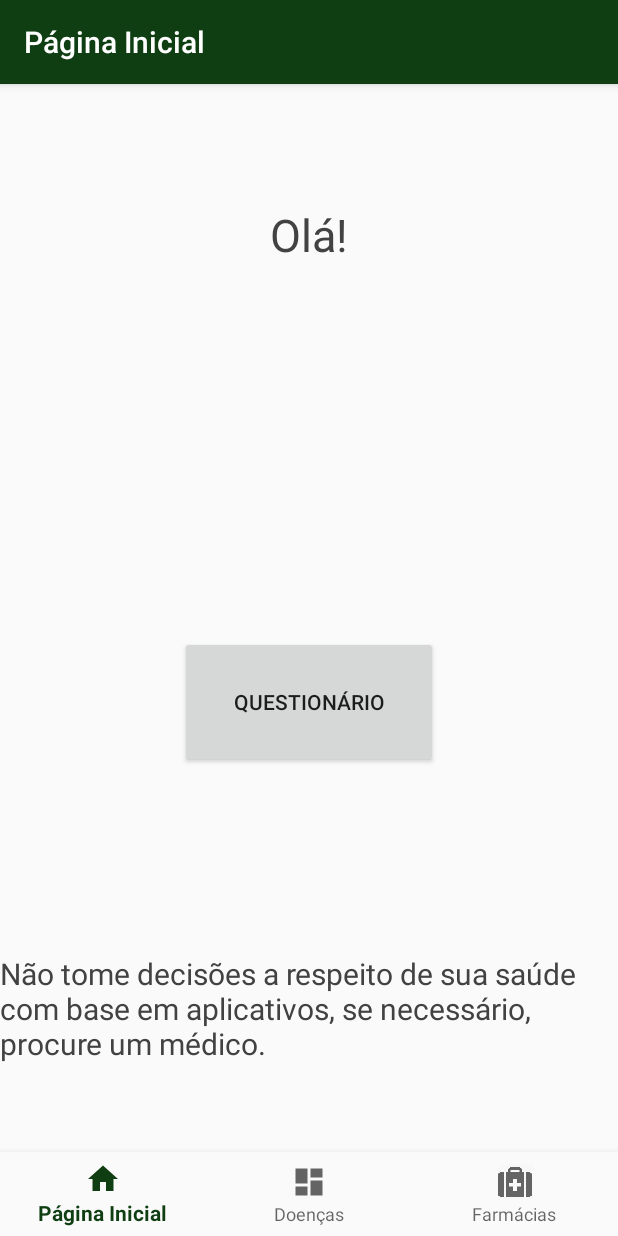
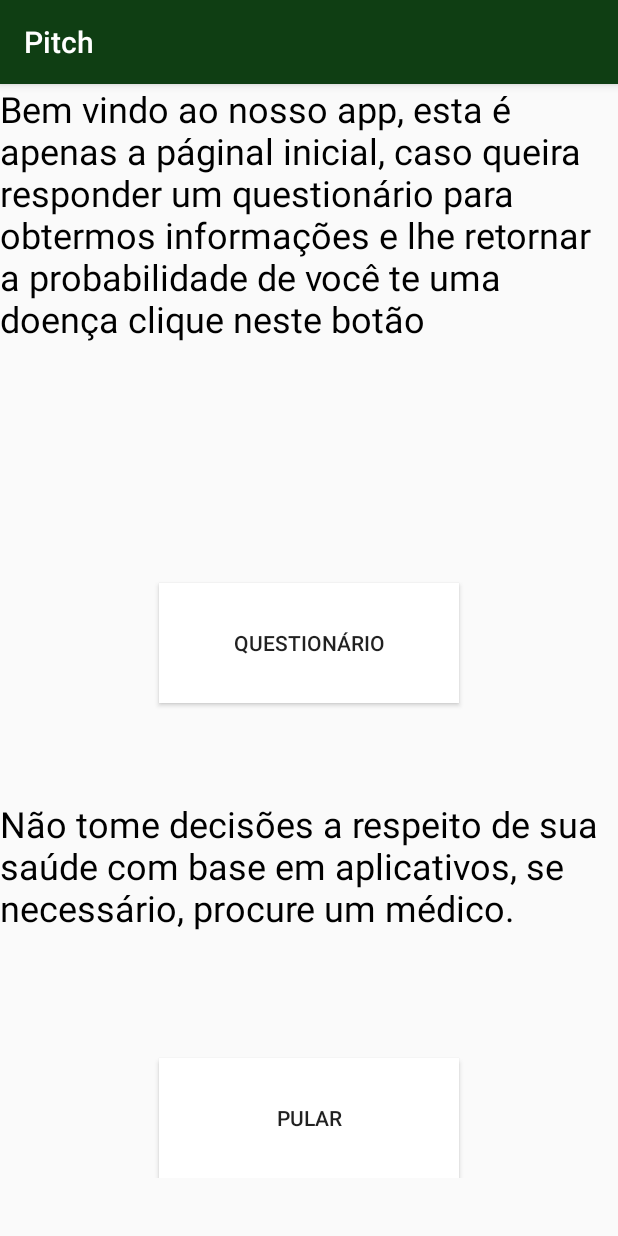
Before and after one commit to LucasFilgueiras/Aplicativodedoencas, an Android app: the screen it shows after launch (MainActivity before the commit, inicial after it), on a phone screen of 412 x 824 dp. Run offline under Robolectric (Android 15) with nearby library versions, the phone set to English and light mode, and no system bars.

Commit message:
pagina inicial

```diff
--- a/app/src/main/AndroidManifest.xml
+++ b/app/src/main/AndroidManifest.xml
@@ -10,8 +10,9 @@
         android:supportsRtl="true"
         android:theme="@style/AppTheme">
         <activity android:name=".questionario"></activity>
+        <activity android:name=".MainActivity" />
         <activity
-            android:name=".MainActivity"
+            android:name=".inicial"
             android:label="@string/app_name">
             <intent-filter>
                 <action android:name="android.intent.action.MAIN" />
@@ -19,7 +20,7 @@
                 <category android:name="android.intent.category.LAUNCHER" />
             </intent-filter>
         </activity>
-        <activity android:name=".MainActivity4"></activity>
+        <activity android:name=".MainActivity4" />
     </application>
 
 </manifest>
--- a/app/src/main/java/com/example/pitch/MainActivity.kt
+++ b/app/src/main/java/com/example/pitch/MainActivity.kt
@@ -24,11 +24,6 @@ import kotlinx.android.synthetic.main.fragment_home.*
 
 class MainActivity : AppCompatActivity() {
 
-    private fun openNextActivity() {
-        val intent = Intent(this, questionario::class.java)
-        startActivity(intent)
-    }
-
     override fun onCreate(savedInstanceState: Bundle?) {
         super.onCreate(savedInstanceState)
         setContentView(R.layout.activity_main)
@@ -45,9 +40,6 @@ class MainActivity : AppCompatActivity() {
         setupActionBarWithNavController(navController, appBarConfiguration)
         navView.setupWithNavController(navController)
 
-        button2.setOnClickListener {
-            openNextActivity()
-        }
 
     }
 }
--- /dev/null
+++ b/app/src/main/java/com/example/pitch/inicial.kt
@@ -0,0 +1,25 @@
+package com.example.pitch
+
+import android.content.Intent
+import androidx.appcompat.app.AppCompatActivity
+import android.os.Bundle
+import com.example.pitch.questionario
+import kotlinx.android.synthetic.main.activity_inicial.*
+
+class inicial : AppCompatActivity() {
+
+    override fun onCreate(savedInstanceState: Bundle?) {
+        super.onCreate(savedInstanceState)
+        setContentView(R.layout.activity_inicial)
+
+        questionario_botao.setOnClickListener {
+            val intent = Intent(this, questionario::class.java)
+            startActivity(intent)
+        }
+        pular_botao.setOnClickListener {
+            val intent2 = Intent(this, MainActivity::class.java)
+            startActivity(intent2)
+        }
+
+    }
+}
--- a/app/src/main/java/com/example/pitch/questionario.kt
+++ b/app/src/main/java/com/example/pitch/questionario.kt
@@ -18,15 +18,17 @@ class questionario : AppCompatActivity() {
         startActivity(intent)
     }
 
+    val genero = listOf<String>("Masculino", "Feminino")
+
     override fun onCreate(savedInstanceState: Bundle?) {
         super.onCreate(savedInstanceState)
         setContentView(R.layout.activity_questionario)
 
-        resultado_questionario.setOnClickListener (View.OnClickListener {
+            resultado_questionario.setOnClickListener (View.OnClickListener {
                 if (checkBox_Masculino.isChecked) {
-                    return@OnClickListener
+                    textView20.text = genero[0]
                 } else if (checkBox_Feminino.isChecked) {
-                    return@OnClickListener
+                    textView20.text = genero[1]
                 }
             })
             resultado_questionario.setOnClickListener(View.OnClickListener {
--- a/app/src/main/java/com/example/pitch/ui/home/HomeFragment.kt
+++ b/app/src/main/java/com/example/pitch/ui/home/HomeFragment.kt
@@ -6,12 +6,15 @@ import android.view.LayoutInflater
 import android.view.View
 import android.view.ViewGroup
 import android.widget.TextView
+import androidx.core.view.isInvisible
+import androidx.core.view.isVisible
 import androidx.fragment.app.Fragment
 import androidx.lifecycle.Observer
 import androidx.lifecycle.ViewModelProviders
 import com.example.pitch.MainActivity4
 import com.example.pitch.questionario
 import com.example.pitch.R
+import kotlinx.android.synthetic.main.activity_main.*
 import kotlinx.android.synthetic.main.activity_questionario.*
 import kotlinx.android.synthetic.main.fragment_home.*
 
--- /dev/null
+++ b/app/src/main/res/layout/activity_inicial.xml
@@ -0,0 +1,61 @@
+<?xml version="1.0" encoding="utf-8"?>
+<ScrollView
+    xmlns:android="http://schemas.android.com/apk/res/android"
+    xmlns:app="http://schemas.android.com/apk/res-auto"
+    xmlns:tools="http://schemas.android.com/tools"
+    android:layout_width="match_parent"
+    android:layout_height="match_parent"
+    tools:context=".inicial">
+
+    <androidx.constraintlayout.widget.ConstraintLayout
+        android:layout_width="match_parent"
+        android:layout_height="match_parent">
+
+        <TextView
+            android:id="@+id/textView21"
+            android:layout_width="wrap_content"
+            android:layout_height="wrap_content"
+            android:text="Bem vindo ao nosso app, esta é apenas a páginal inicial, caso queira responder um questionário para obtermos informações e lhe retornar a probabilidade de você te uma doença clique neste botão"
+            android:textColor="@android:color/black"
+            android:textSize="24dp"
+            app:layout_constraintEnd_toEndOf="parent"
+            app:layout_constraintHorizontal_bias="0.0"
+            app:layout_constraintStart_toStartOf="parent"
+            app:layout_constraintTop_toTopOf="parent" />
+
+        <Button
+            android:id="@+id/questionario_botao"
+            android:layout_width="200dp"
+            android:layout_height="80dp"
+            android:layout_marginTop="160dp"
+            android:background="@android:color/background_light"
+            android:text="Questionário"
+            app:layout_constraintEnd_toEndOf="parent"
+            app:layout_constraintStart_toStartOf="parent"
+            app:layout_constraintTop_toBottomOf="@+id/textView21" />
+
+        <TextView
+            android:id="@+id/textView22"
+            android:layout_width="wrap_content"
+            android:layout_height="wrap_content"
+            android:layout_marginTop="64dp"
+            android:text="Não tome decisões a respeito de sua saúde com base em aplicativos, se necessário, procure um médico."
+            android:textColor="@android:color/black"
+            android:textSize="24dp"
+            app:layout_constraintEnd_toEndOf="parent"
+            app:layout_constraintHorizontal_bias="0.0"
+            app:layout_constraintStart_toStartOf="parent"
+            app:layout_constraintTop_toBottomOf="@+id/questionario_botao" />
+
+        <Button
+            android:id="@+id/pular_botao"
+            android:layout_width="200dp"
+            android:layout_height="80dp"
+            android:layout_marginTop="84dp"
+            android:background="@android:color/background_light"
+            android:text="Pular"
+            app:layout_constraintEnd_toEndOf="parent"
+            app:layout_constraintStart_toStartOf="parent"
+            app:layout_constraintTop_toBottomOf="@+id/textView22" />
+    </androidx.constraintlayout.widget.ConstraintLayout>
+</ScrollView>
--- a/app/src/main/res/layout/activity_main.xml
+++ b/app/src/main/res/layout/activity_main.xml
@@ -32,15 +32,5 @@
         app:layout_constraintTop_toTopOf="parent"
         app:layout_constraintVertical_bias="1.0"
         app:navGraph="@navigation/mobile_navigation" />
-    <Button
-        android:id="@+id/button2"
-        android:layout_width="172dp"
-        android:layout_height="88dp"
-        android:text="Questionário"
-        app:layout_constraintBottom_toBottomOf="parent"
-        app:layout_constraintEnd_toEndOf="parent"
-        app:layout_constraintStart_toStartOf="parent"
-        app:layout_constraintTop_toTopOf="parent" />
-
 
 </androidx.constraintlayout.widget.ConstraintLayout>
--- a/app/src/main/res/layout/activity_main4.xml
+++ b/app/src/main/res/layout/activity_main4.xml
@@ -47,7 +47,7 @@
         android:id="@+id/Voltar"
         android:layout_width="wrap_content"
         android:layout_height="wrap_content"
-        android:layout_marginTop="48dp"
+        android:layout_marginTop="76dp"
         android:text="Voltar"
         app:layout_constraintEnd_toEndOf="parent"
         app:layout_constraintHorizontal_bias="0.083"
--- a/app/src/main/res/layout/activity_questionario.xml
+++ b/app/src/main/res/layout/activity_questionario.xml
@@ -75,7 +75,7 @@
             android:id="@+id/editTextTextPersonName"
             android:layout_width="100dp"
             android:layout_height="40dp"
-            android:layout_marginTop="184dp"
+            android:layout_marginTop="193dp"
             android:ems="10"
             android:hint="Digite aqui"
             android:inputType="textPersonName"
--- a/build.gradle
+++ b/build.gradle
@@ -8,7 +8,7 @@ buildscript {
 
     }
     dependencies {
-        classpath 'com.android.tools.build:gradle:4.0.1'
+        classpath 'com.android.tools.build:gradle:4.1.0'
         classpath "org.jetbrains.kotlin:kotlin-gradle-plugin:$kotlin_version"
 
         // NOTE: Do not place your application dependencies here; they belong
```
Also changed, not shown: gradle/wrapper/gradle-wrapper.properties, 2 other files.
